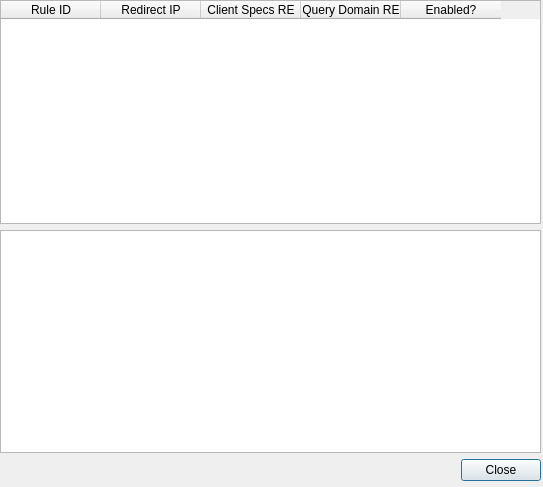
Above: DNS-NG-UI.ui from kashifpk/DNS-NG before the change. Below: the same form after it.
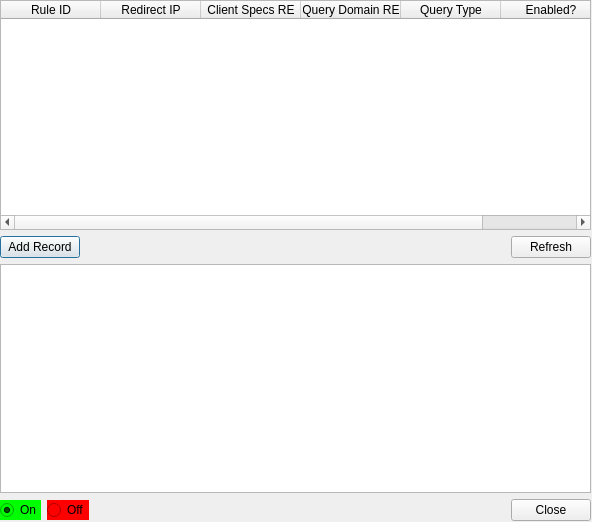
That is the form after the change.

Commit message: updated UI designer file and moved code so there is no code loss when re-generating UI code

The edit to the form file:
```diff
--- a/DNS-NG-UI.ui
+++ b/DNS-NG-UI.ui
@@ -6,8 +6,8 @@
    <rect>
     <x>0</x>
     <y>0</y>
-    <width>543</width>
-    <height>487</height>
+    <width>592</width>
+    <height>522</height>
    </rect>
   </property>
   <property name="windowTitle">
@@ -18,13 +18,13 @@
     <rect>
      <x>0</x>
      <y>0</y>
-     <width>541</width>
-     <height>481</height>
+     <width>591</width>
+     <height>521</height>
     </rect>
    </property>
    <layout class="QVBoxLayout" name="verticalLayout">
     <property name="sizeConstraint">
-     <enum>QLayout::SetMinAndMaxSize</enum>
+     <enum>QLayout::SetDefaultConstraint</enum>
     </property>
     <item>
      <widget class="QTableWidget" name="tblRedirects">
@@ -54,6 +54,11 @@
         <string>Query Domain RE</string>
        </property>
       </column>
+      <column>
+       <property name="text">
+        <string>Query Type</string>
+       </property>
+      </column>
       <column>
        <property name="text">
         <string>Enabled?</string>
@@ -61,6 +66,40 @@
       </column>
      </widget>
     </item>
+    <item>
+     <layout class="QHBoxLayout" name="horizontalLayout_2">
+      <item>
+       <widget class="QPushButton" name="cmdAddRecord">
+        <property name="toolTip">
+         <string>Add a record</string>
+        </property>
+        <property name="text">
+         <string>Add Record</string>
+        </property>
+       </widget>
+      </item>
+      <item>
+       <spacer name="horizontalSpacer_2">
+        <property name="orientation">
+         <enum>Qt::Horizontal</enum>
+        </property>
+        <property name="sizeHint" stdset="0">
+         <size>
+          <width>40</width>
+          <height>20</height>
+         </size>
+        </property>
+       </spacer>
+      </item>
+      <item>
+       <widget class="QPushButton" name="cmdRefresh">
+        <property name="text">
+         <string>Refresh</string>
+        </property>
+       </widget>
+      </item>
+     </layout>
+    </item>
     <item>
      <widget class="QTextBrowser" name="txtDNSRequests">
       <property name="enabled">
@@ -83,6 +122,35 @@
     </item>
     <item>
      <layout class="QHBoxLayout" name="horizontalLayout">
+      <item>
+       <widget class="QRadioButton" name="rdo_on">
+        <property name="toolTip">
+         <string>Display incoming DNS requests</string>
+        </property>
+        <property name="styleSheet">
+         <string notr="true">background-color: rgb(0, 255, 0);</string>
+        </property>
+        <property name="text">
+         <string>On</string>
+        </property>
+        <property name="checked">
+         <bool>true</bool>
+        </property>
+       </widget>
+      </item>
+      <item>
+       <widget class="QRadioButton" name="rdo_off">
+        <property name="toolTip">
+         <string>Turn off incoming DNS requests display</string>
+        </property>
+        <property name="styleSheet">
+         <string notr="true">background-color: rgb(255, 0, 0);</string>
+        </property>
+        <property name="text">
+         <string>Off</string>
+        </property>
+       </widget>
+      </item>
       <item>
        <spacer name="horizontalSpacer">
         <property name="orientation">
```
The commit also changes 2 other files.
